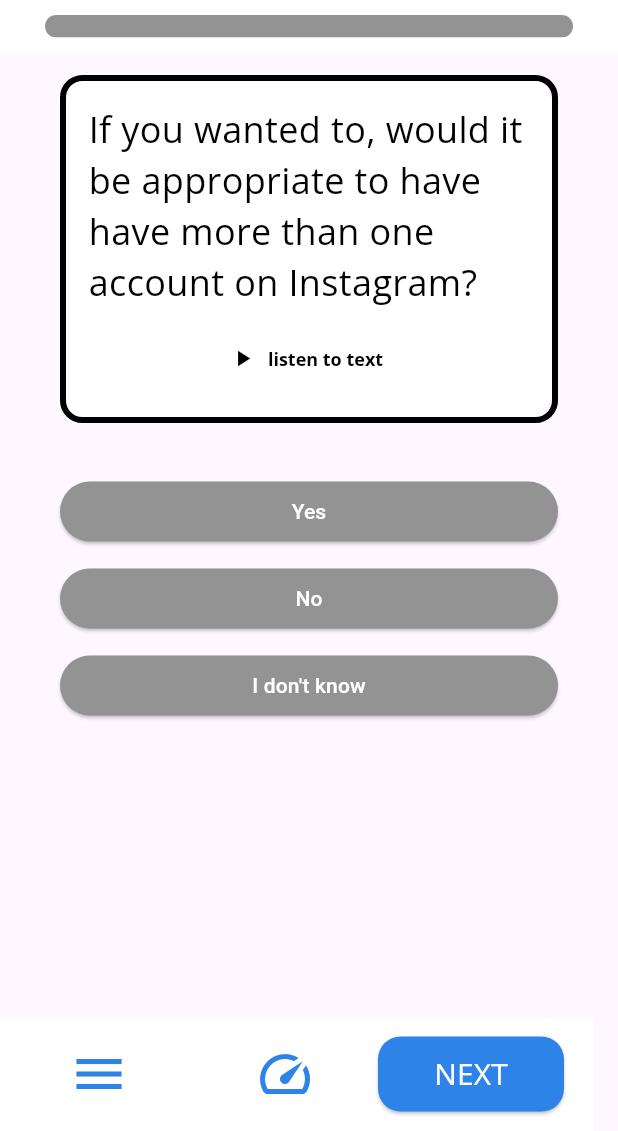
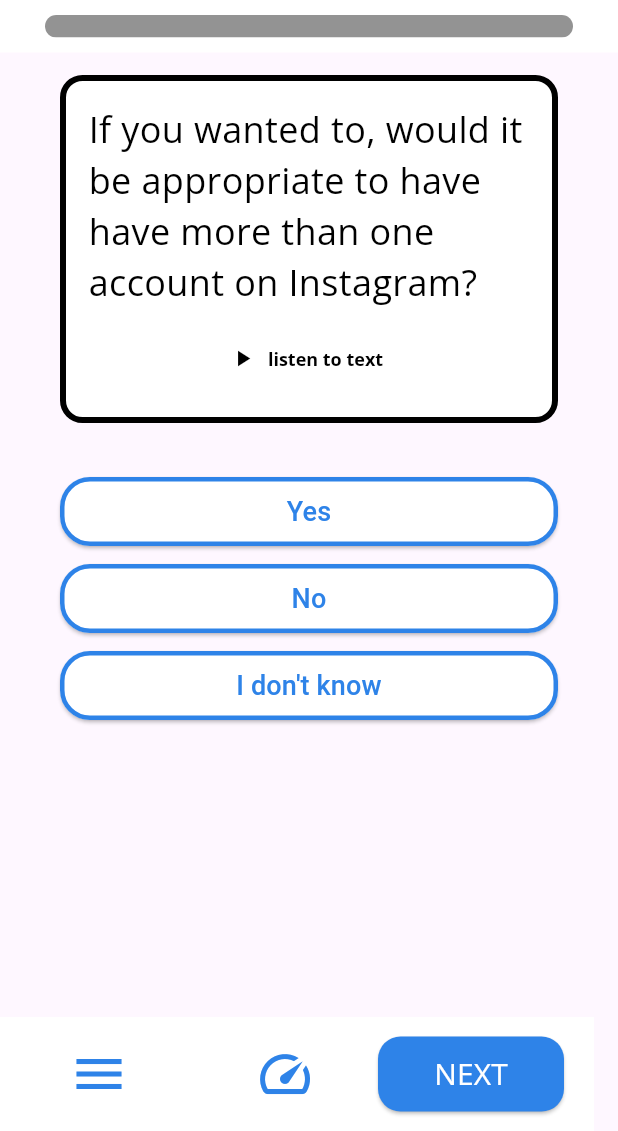
Before and after one commit to JasonXing1234/Gamified-Education-App, a Flutter app: the LessonScreen screen opened directly, after a tap on "QUIZ", on a phone screen of 412 x 824 dp, the part 105-1236 px from its top. Run offline on Flutter 3.47's test engine with Material 3 defaults, Android fonts, the phone set to English and light mode, and no system bars; our stand-ins replace equatable, firebase_auth, firebase_core, firebase_database, firebase_messaging, google_fonts; accounts and stored records are empty; network calls fail.

Commit message:
Updated answer options to signal differently

```diff
--- a/lib/components/buttons/answer_button.dart
+++ b/lib/components/buttons/answer_button.dart
@@ -5,11 +5,13 @@
   const AnswerButton({
     super.key,
     required this.color,
+    required this.borderThickness,
     required this.answerText,
     required this.onTap,
   });
 
   final Color color;
+  final double borderThickness;
   final String answerText;
   final void Function() onTap;
 
@@ -19,14 +21,19 @@
       onPressed: onTap,
       style: ElevatedButton.styleFrom(
         padding: const EdgeInsets.symmetric(horizontal: 40, vertical: 10),
-        backgroundColor: color,
-        foregroundColor: Colors.white,
+        backgroundColor: Colors.white,
+        foregroundColor: color,
         shape: RoundedRectangleBorder(
           borderRadius: BorderRadius.circular(20),
+          side: BorderSide( // Add border with different color and width
+            color: color, // Change this to the color you want for the border
+            width: borderThickness, // Set the width of the border
+          ),
         ),
       ),
       child: Text(
         answerText,
+        style: const TextStyle(fontSize: 18,),
         textAlign: TextAlign.center,
       ),
     );
--- a/lib/components/practice/practice_screen.dart
+++ b/lib/components/practice/practice_screen.dart
@@ -259,9 +259,8 @@
                         width: double.infinity, // Makes each button take full width
                         padding: const EdgeInsets.symmetric(vertical: 5), // Add padding if needed
                         child: AnswerButton(
-                          color: selectedIndex == answer.key
-                              ? appColors.royalBlue
-                              : appColors.grey,
+                          color: selectedIndex == answer.key ?  appColors.orange : appColors.royalBlue,
+                          borderThickness: selectedIndex == answer.key ? 6.0 : 3.0,
                           answerText: answer.value,
                           onTap: () {
                             setState(() {
--- a/lib/components/quiz/quiz_screen.dart
+++ b/lib/components/quiz/quiz_screen.dart
@@ -258,9 +258,8 @@
                           width: double.infinity, // Makes each button take full width
                           padding: const EdgeInsets.symmetric(vertical: 5), // Add padding if needed
                           child: AnswerButton(
-                            color: selectedIndex == answer.key
-                                ? appColors.royalBlue
-                                : appColors.grey,
+                            color: selectedIndex == answer.key ? appColors.orange : appColors.royalBlue,
+                            borderThickness: selectedIndex == answer.key ? 6.0 : 3.0,
                             answerText: answer.value,
                             onTap: () {
                               setState(() {
@@ -273,10 +272,16 @@
                         ),
                       ),
 
+
+
+
+
                     // Multiple Answer Question
                     if (currentQuestion is MultipleAnswersQuestion)
                       if(currentQuestion.answerOptions[0] != 'textField') ...currentQuestion.answerOptions.asMap().entries.map(
                           (answer) => AnswerButton(
+                            color: selectedIndex == answer.key ?  appColors.orange : appColors.royalBlue,
+                            borderThickness: selectedIndex == answer.key ? 6.0 : 3.0,
                             answerText: answer.value,
                             onTap: () {
                               setState(() {
@@ -290,7 +295,7 @@
                                 }
 
                               });
-                        }, color: selectedAnswers.contains(answer.value) ? appColors.royalBlue : appColors.grey,
+                            },
                       ),
                     ),
 
--- a/lib/styles/app_colors.dart
+++ b/lib/styles/app_colors.dart
@@ -12,6 +12,7 @@
   final Color red = const Color(0xffB72512);
 
   final Color yellow = const Color(0xffF6D353);
+  final Color orange = const Color(0xffE89127);
 
 
 
```
Also changed, not shown: lib/components/reading/readings_screen.dart (+5 -4 lines). Lines whose indentation alone changed are shown as unchanged.
